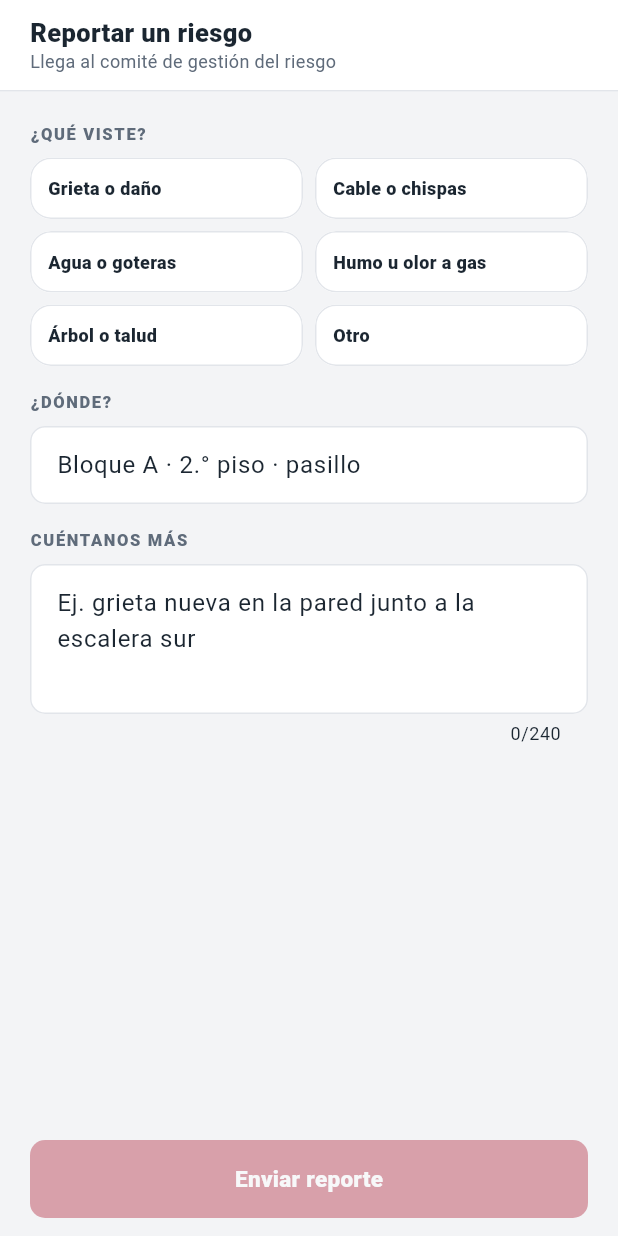
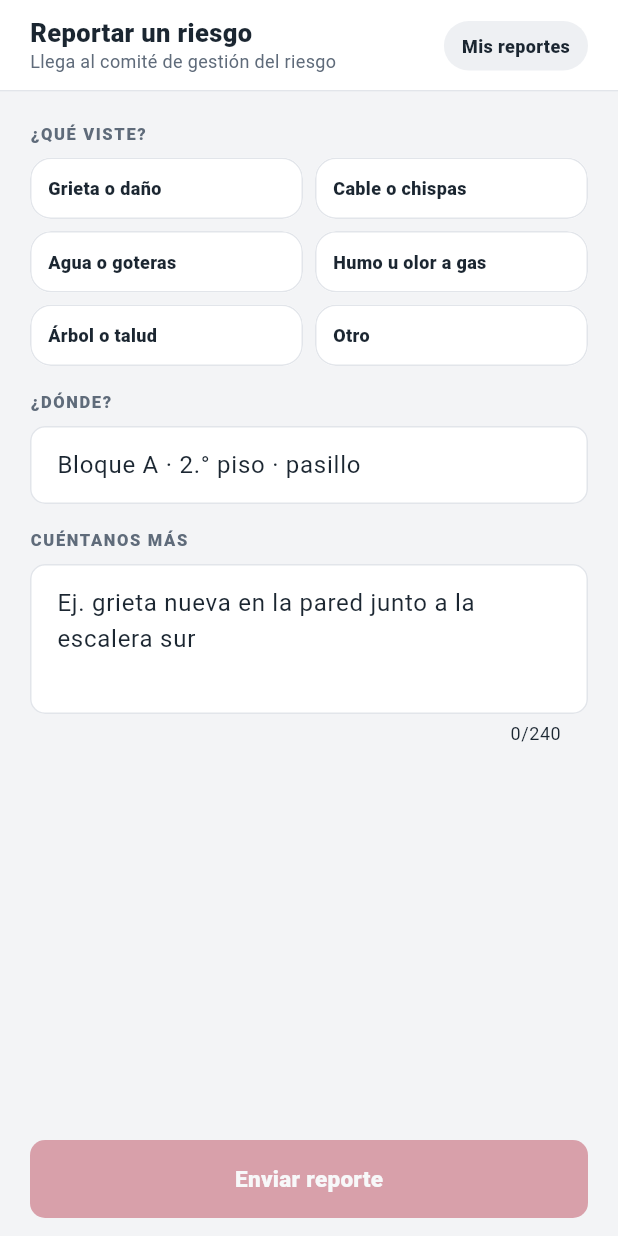
Before and after one commit to hinoko98/alertic, a Flutter app: the ReportRiskScreen widget shown alone on an empty page, opened directly, on a phone screen of 412 x 824 dp. Run offline on Flutter 3.47's test engine with Material 3 defaults, Android fonts, the phone set to English and light mode, and no system bars; our stand-ins replace firebase_core, firebase_messaging, flutter_local_notifications, geolocator, shared_preferences; accounts and stored records are empty; network calls fail.

Commit message:
feat(risks): Reportar abre «Mis reportes» desde la cabecera y deja de repetir la lista
Co-Authored-By: Claude Sonnet 5.5 <noreply@anthropic.com>

```diff
--- a/lib/features/risks/presentation/report_risk_screen.dart
+++ b/lib/features/risks/presentation/report_risk_screen.dart
@@ -13,12 +13,10 @@ import '../../../core/theme/app_spacing.dart';
 import '../../../core/theme/app_text_styles.dart';
 import '../../../shared/design/app_card.dart';
 import '../../../shared/design/app_page.dart';
-import '../../../shared/design/pill.dart';
 import '../../../shared/design/section_label.dart';
-import '../../../shared/format.dart';
 import '../../../shared/widgets/primary_button.dart';
-import '../../alerts/domain/live_updates.dart';
 import '../domain/risk_repository.dart';
+import 'my_reports_screen.dart';
 import 'report_sent_screen.dart';
 
 /// Pantalla 15: reportar un riesgo.
@@ -43,27 +41,11 @@ class _ReportRiskScreenState extends State<ReportRiskScreen> {
   final TextEditingController _place = TextEditingController();
   final TextEditingController _details = TextEditingController();
 
-  List<RiskReport> _mine = <RiskReport>[];
-  StreamSubscription<LiveChange>? _live;
   bool _sending = false;
   String? _error;
 
   @override
-  void didChangeDependencies() {
-    super.didChangeDependencies();
-    if (_live == null) {
-      _live = AppScope.of(context)
-          .liveUpdates
-          .changes
-          .where((LiveChange c) => c == LiveChange.myRiskReport)
-          .listen((_) => _loadMine());
-      _loadMine();
-    }
-  }
-
-  @override
   void dispose() {
-    _live?.cancel();
     _place.dispose();
     _details.dispose();
     super.dispose();
@@ -71,14 +53,15 @@ class _ReportRiskScreenState extends State<ReportRiskScreen> {
 
   RiskRepository get _repository => AppScope.of(context).riskRepository!;
 
-  Future<void> _loadMine() async {
-    try {
-      final List<RiskReport> reports = await _repository.loadMine();
-      if (mounted) setState(() => _mine = reports);
-    } catch (error, stack) {
-      // La lista de «mis reportes» es un extra: reportar sigue sirviendo sin ella.
-      ErrorReporter.report(error, stack, context: 'mis reportes');
-    }
+  /// «Mis reportes»: la lista con sus contadores. «Nuevo reporte» vuelve aquí.
+  Future<void> _openMine() {
+    return Navigator.of(context).push<void>(
+      MaterialPageRoute<void>(
+        builder: (BuildContext mineContext) => MyReportsScreen(
+          onNewReport: () => Navigator.of(mineContext).pop(),
+        ),
+      ),
+    );
   }
 
   /// La pantalla «Reporte enviado». «Ver mis reportes» y «Volver al inicio» la
@@ -90,7 +73,10 @@ class _ReportRiskScreenState extends State<ReportRiskScreen> {
       MaterialPageRoute<void>(
         builder: (BuildContext sentContext) => ReportSentScreen(
           report: sent,
-          onSeeMine: () => Navigator.of(sentContext).pop(),
+          onSeeMine: () {
+            Navigator.of(sentContext).pop();
+            _openMine();
+          },
           onHome: () {
             Navigator.of(sentContext).pop();
             shell?.openTab('Inicio');
@@ -129,7 +115,6 @@ class _ReportRiskScreenState extends State<ReportRiskScreen> {
         _place.clear();
         _details.clear();
       });
-      await _loadMine();
       if (!mounted) return;
       await _showSent(sent);
     } on ApiException catch (error) {
@@ -152,6 +137,24 @@ class _ReportRiskScreenState extends State<ReportRiskScreen> {
     return AppPage(
       title: 'Reportar un riesgo',
       subtitle: 'Llega al comité de gestión del riesgo',
+      actions: <Widget>[
+        Material(
+          color: AppColors.surfaceAlt,
+          borderRadius: BorderRadius.circular(999),
+          child: InkWell(
+            key: const Key('abrir-mis-reportes'),
+            borderRadius: BorderRadius.circular(999),
+            onTap: _openMine,
+            child: const Padding(
+              padding: EdgeInsets.symmetric(horizontal: 12, vertical: 8),
+              child: Text(
+                'Mis reportes',
+                style: TextStyle(fontSize: 12, fontWeight: FontWeight.w800, color: AppColors.ink),
+              ),
+            ),
+          ),
+        ),
+      ],
       bottom: SafeArea(
         top: false,
         child: Padding(
@@ -270,60 +273,8 @@ class _ReportRiskScreenState extends State<ReportRiskScreen> {
                 style: AppTextStyles.caption.copyWith(color: AppColors.brand),
               ),
             ),
-          if (_mine.isNotEmpty) ...<Widget>[
-            const SectionLabel('Mis reportes'),
-            AppCard(
-              padding: EdgeInsets.zero,
-              child: Column(
-                children: <Widget>[
-                  for (int i = 0; i < _mine.length; i++) ...<Widget>[
-                    if (i > 0) const Divider(height: 1),
-                    _MineRow(report: _mine[i]),
-                  ],
-                ],
-              ),
-            ),
-          ],
         ],
       ),
     );
   }
 }
-
-class _MineRow extends StatelessWidget {
-  const _MineRow({required this.report});
-
-  final RiskReport report;
-
-  @override
-  Widget build(BuildContext context) {
-    return Padding(
-      padding: const EdgeInsets.all(AppSpacing.md),
-      child: Row(
-        children: <Widget>[
-          Expanded(
-            child: Column(
-              crossAxisAlignment: CrossAxisAlignment.start,
-              children: <Widget>[
-                Text(report.kind.label, style: AppTextStyles.itemTitle.copyWith(fontSize: 13)),
-                Text(
-                  '${report.place} · ${Fmt.ago(report.createdAt)}',
-                  style: AppTextStyles.caption,
-                ),
-              ],
-            ),
-          ),
-          Pill(
-            report.status.label,
-            tone: switch (report.status) {
-              RiskStatus.nuevo => PillTone.neutral,
-              RiskStatus.enRevision => PillTone.warning,
-              RiskStatus.atendido => PillTone.success,
-              RiskStatus.descartado => PillTone.neutral,
-            },
-          ),
-        ],
-      ),
-    );
-  }
-}
```
